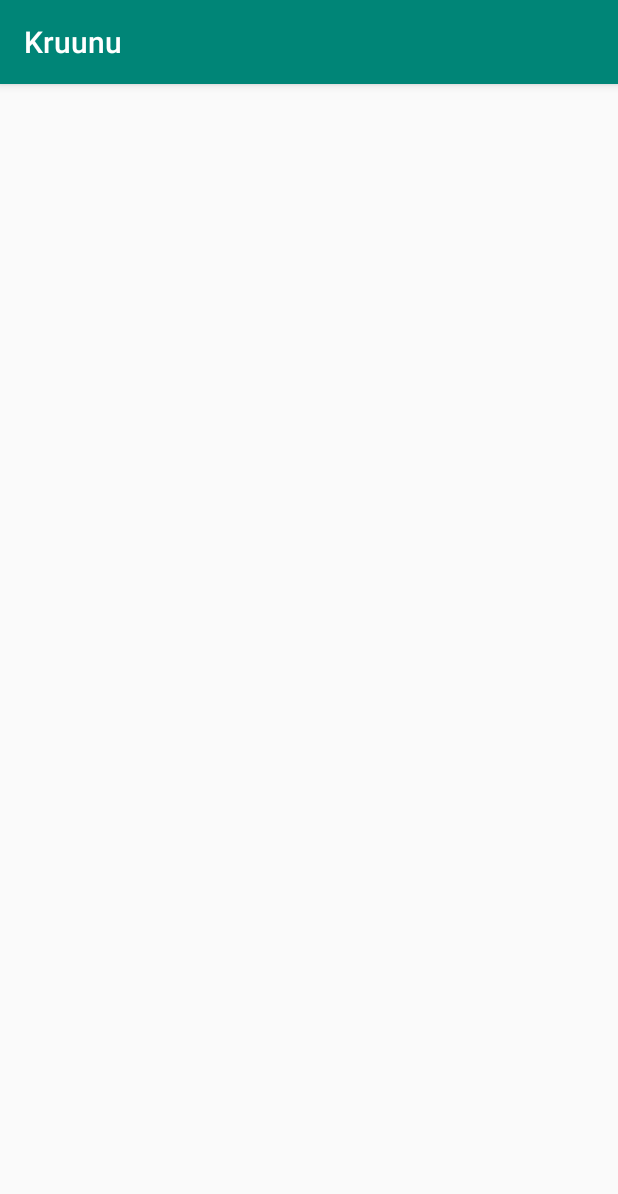
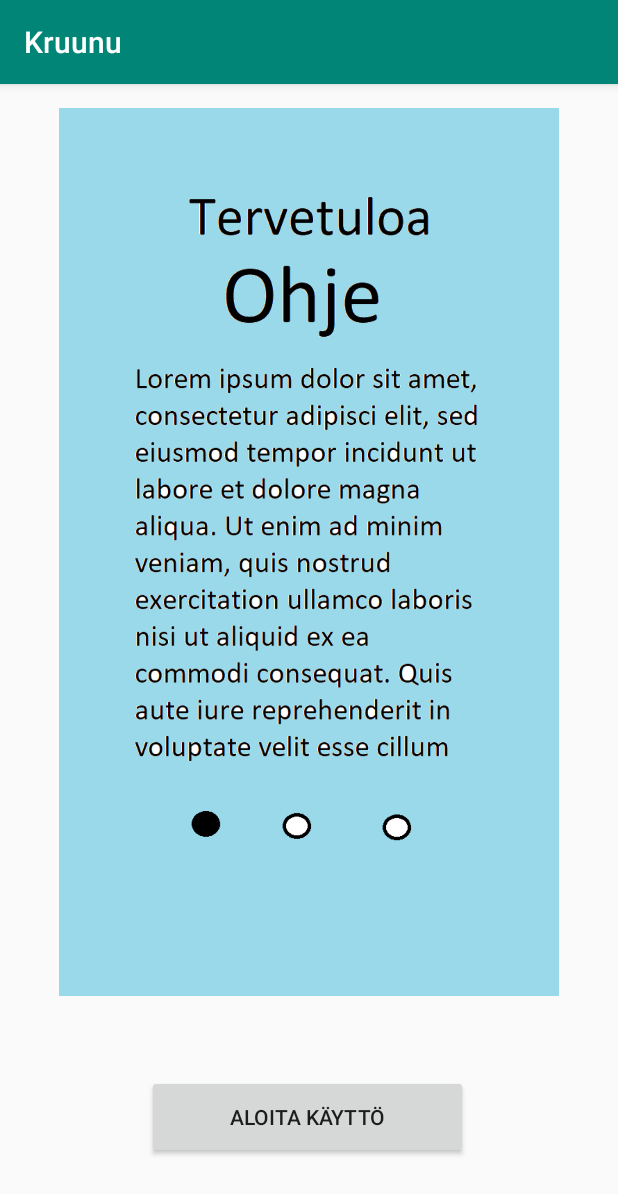
Before and after one commit to TuomasSorsa/Kruunu, an Android app: the screen it shows after launch (MainActivity), on a phone screen of 412 x 824 dp. Shown: the top 1194 px of the screen. Run offline under Robolectric (Android 15) with nearby library versions, the phone set to English and light mode, and no system bars.

Commit message:
jotain säädetty idk

```diff
--- a/app/src/main/AndroidManifest.xml
+++ b/app/src/main/AndroidManifest.xml
@@ -9,7 +9,8 @@
         android:roundIcon="@mipmap/ic_launcher_round"
         android:supportsRtl="true"
         android:theme="@style/AppTheme">
-        <activity android:name=".infoMenu"></activity>
+        <activity android:name=".userCreation"></activity>
+        <activity android:name=".infoMenu" />
         <activity android:name=".optionsMenu" />
         <activity android:name=".kalenteriMenu" />
         <activity android:name=".pesuMenu" />
--- a/app/src/main/java/com/example/kruunu/HintList.java
+++ b/app/src/main/java/com/example/kruunu/HintList.java
@@ -14,4 +14,8 @@ public class HintList {
     private HintList() {
         hintList = new ArrayList<>();
     }
+
+    public List<Hint> getHintList () {
+        return hintList;
+    }
 }
--- a/app/src/main/java/com/example/kruunu/MainActivity.java
+++ b/app/src/main/java/com/example/kruunu/MainActivity.java
@@ -5,6 +5,7 @@ import androidx.appcompat.app.AppCompatActivity;
 import android.content.Context;
 import android.content.Intent;
 import android.os.Bundle;
+import android.view.View;
 
 public class MainActivity extends AppCompatActivity {
     static final String KEY_IS_FIRST_TIME = "com.Kruunu.first_time";
@@ -14,15 +15,20 @@ public class MainActivity extends AppCompatActivity {
     protected void onCreate(Bundle savedInstanceState) {
         super.onCreate(savedInstanceState);
         setContentView(R.layout.activity_main);
-        if (firstTime()) {
+        /*if (firstTime()) {
             getSharedPreferences(KEY, Context.MODE_PRIVATE).edit().putBoolean(KEY_IS_FIRST_TIME, false).commit();
         }
         else {
             Intent intent = new Intent(this, mainMenu.class);
             startActivity(intent);
             finish();
-        }
+        }*/
 
+    }
+
+    public void startUserCreation (View v) {
+        Intent intent = new Intent(this, userCreation.class);
+        startActivity(intent);
     }
 
     public boolean firstTime(){
--- a/app/src/main/res/layout/activity_main.xml
+++ b/app/src/main/res/layout/activity_main.xml
@@ -4,7 +4,67 @@
     xmlns:tools="http://schemas.android.com/tools"
     android:layout_width="match_parent"
     android:layout_height="match_parent"
-    android:paddingLeft="16dp"
-    android:paddingRight="16dp"
-    android:orientation="horizontal">
+    tools:context=".MainActivity">
+
+    <HorizontalScrollView
+        android:id="@+id/horizontalScrollView"
+        android:layout_width="333dp"
+        android:layout_height="593dp"
+        android:layout_marginStart="28dp"
+        android:layout_marginLeft="28dp"
+        android:layout_marginTop="15dp"
+        android:layout_marginEnd="28dp"
+        android:layout_marginRight="28dp"
+        app:layout_constraintEnd_toEndOf="parent"
+        app:layout_constraintStart_toStartOf="parent"
+        app:layout_constraintTop_toTopOf="parent">
+
+        <LinearLayout
+            android:layout_width="wrap_content"
+            android:layout_height="wrap_content"
+            android:orientation="horizontal">
+
+            <ImageView
+                android:id="@+id/imageView8"
+                android:layout_width="wrap_content"
+                android:layout_height="wrap_content"
+                android:layout_weight="1"
+                android:adjustViewBounds="true"
+                app:srcCompat="@drawable/intro01" />
+
+            <ImageView
+                android:id="@+id/imageView9"
+                android:layout_width="wrap_content"
+                android:layout_height="wrap_content"
+                android:layout_weight="1"
+                android:adjustViewBounds="true"
+                app:srcCompat="@drawable/intro02" />
+
+            <ImageView
+                android:id="@+id/imageView10"
+                android:layout_width="wrap_content"
+                android:layout_height="wrap_content"
+                android:layout_weight="1"
+                android:adjustViewBounds="true"
+                app:srcCompat="@drawable/intro03" />
+        </LinearLayout>
+    </HorizontalScrollView>
+
+    <Button
+        android:id="@+id/button"
+        android:layout_width="214dp"
+        android:layout_height="56dp"
+        android:layout_marginStart="98dp"
+        android:layout_marginLeft="98dp"
+        android:layout_marginTop="30dp"
+        android:layout_marginEnd="98dp"
+        android:layout_marginRight="98dp"
+        android:layout_marginBottom="30dp"
+        android:onClick="startUserCreation"
+        android:text="Aloita käyttö"
+        app:layout_constraintBottom_toBottomOf="parent"
+        app:layout_constraintEnd_toEndOf="parent"
+        app:layout_constraintHorizontal_bias="0.0"
+        app:layout_constraintStart_toStartOf="parent"
+        app:layout_constraintTop_toBottomOf="@+id/horizontalScrollView" />
 </androidx.constraintlayout.widget.ConstraintLayout>
```
Also changed, not shown: app/src/main/java/com/example/kruunu/User.java (+11 -0 lines), app/src/main/java/com/example/kruunu/userCreation.java (added, +29 -0 lines), app/src/main/res/layout/activity_user_creation.xml (added, +46 -0 lines).
